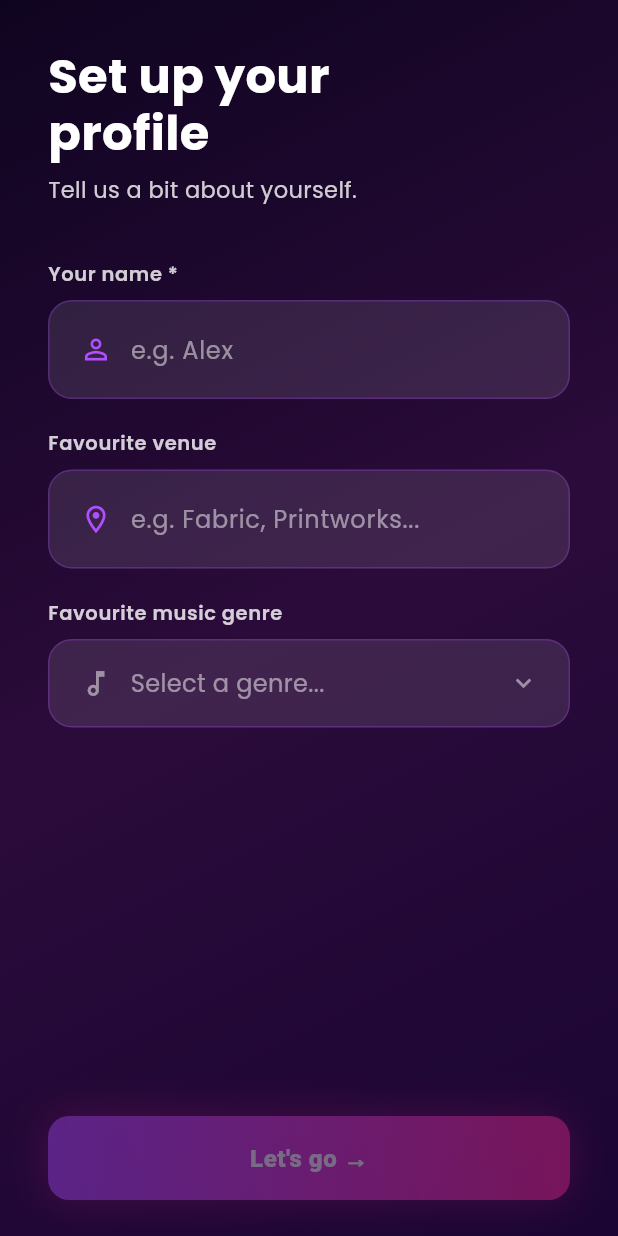
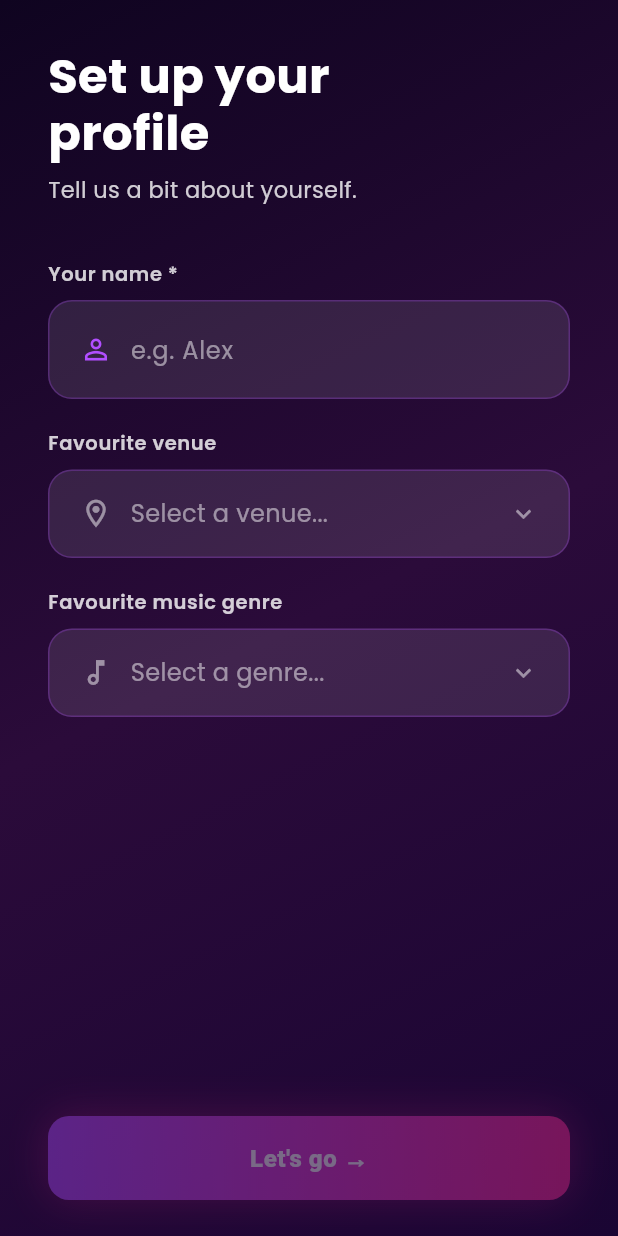
Before and after one commit to gene-c13/Orbital-2026-Gene-and-Hong-Ting, a Flutter app: the screen it shows once a user with an empty profile is signed in, on a phone screen of 412 x 824 dp. Run offline on Flutter 3.47's test engine with Material 3 defaults, Android fonts, the phone set to English and light mode, and no system bars; our stand-ins replace cached_network_image, cloud_firestore, firebase_auth, firebase_core, firebase_storage, google_fonts and 2 more; accounts and stored records are empty.

Commit message:
add venue_picker widget + getDistinctVenues() in event_service, wire into create post, sign up, and edit profile screens

```diff
--- a/lib/screens/auth/username_setup_screen.dart
+++ b/lib/screens/auth/username_setup_screen.dart
@@ -1,9 +1,11 @@
 import 'package:flutter/material.dart';
 import 'package:after_hours/theme/app_theme.dart';
 import 'package:after_hours/services/auth_service.dart';
+import 'package:after_hours/services/event_service.dart';
 import 'package:after_hours/screens/events/events_screen.dart';
 import 'package:after_hours/widgets/app_text_field.dart';
 import 'package:after_hours/widgets/genre_picker.dart';
+import 'package:after_hours/widgets/venue_picker.dart';
 import 'package:after_hours/widgets/primary_button.dart';
 
 class UsernameSetupScreen extends StatefulWidget {
@@ -14,22 +16,33 @@ class UsernameSetupScreen extends StatefulWidget {
 }
 
 class _UsernameSetupScreenState extends State<UsernameSetupScreen> {
-  final _nameController  = TextEditingController();
-  final _venueController = TextEditingController();
+  final _nameController = TextEditingController();
 
+  List<String> _venues = [];
+  String? _selectedVenue;
   String? _selectedGenre;
   bool    _submitting = false;
 
   @override
+  void initState() {
+    super.initState();
+    _loadVenues();
+  }
+
+  Future<void> _loadVenues() async {
+    final venues = await EventService().getDistinctVenues();
+    if (mounted) setState(() => _venues = venues);
+  }
+
+  @override
   void dispose() {
     _nameController.dispose();
-    _venueController.dispose();
     super.dispose();
   }
 
   Future<void> _save() async {
     final name  = _nameController.text.trim();
-    final venue = _venueController.text.trim();
+    final venue = _selectedVenue ?? '';
 
     if (name.isEmpty)    { _snack('Please enter your name.'); return; }
     if (name.length < 2) { _snack('Name must be at least 2 characters.'); return; }
@@ -65,6 +78,12 @@ class _UsernameSetupScreenState extends State<UsernameSetupScreen> {
   void _showGenrePicker() {
     showGenrePicker(context, _selectedGenre, (genre) {
       setState(() => _selectedGenre = genre);
+    });
+  }
+
+  void _showVenuePicker() {
+    showVenuePicker(context, _selectedVenue, _venues, (venue) {
+      setState(() => _selectedVenue = venue);
     });
   }
 
@@ -113,12 +132,41 @@ class _UsernameSetupScreenState extends State<UsernameSetupScreen> {
 
                 _fieldLabel('Favourite venue'),
                 const SizedBox(height: 8),
-                AppTextField(
-                  controller: _venueController,
-                  hint: 'e.g. Fabric, Printworks...',
-                  icon: Icons.location_on_outlined,
-                  action: TextInputAction.done,
-                  onSubmitted: (_) => _save(),
+                GestureDetector(
+                  onTap: _showVenuePicker,
+                  child: Container(
+                    width: double.infinity,
+                    padding: const EdgeInsets.symmetric(horizontal: 20, vertical: 17),
+                    decoration: BoxDecoration(
+                      color: kSurface,
+                      borderRadius: BorderRadius.circular(16),
+                      border: Border.all(color: const Color(0x44B14EFF)),
+                    ),
+                    child: Row(
+                      children: [
+                        Icon(
+                          Icons.location_on_outlined,
+                          color: _selectedVenue != null ? kAccent : kDim,
+                          size: 22,
+                        ),
+                        const SizedBox(width: 12),
+                        Expanded(
+                          child: Text(
+                            _selectedVenue ?? 'Select a venue...',
+                            style: TextStyle(
+                              color: _selectedVenue != null ? Colors.white : kDim,
+                              fontSize: 16,
+                            ),
+                          ),
+                        ),
+                        Icon(
+                          Icons.keyboard_arrow_down,
+                          color: _selectedVenue != null ? kAccent : kDim,
+                          size: 20,
+                        ),
+                      ],
+                    ),
+                  ),
                 ),
                 const SizedBox(height: 20),
 
```
Also changed, not shown: lib/screens/profile/edit_profile_sheet.dart (+54 -9 lines), lib/screens/social/create_post_screen.dart (+49 -7 lines), lib/services/event_service.dart (+15 -0 lines), lib/widgets/venue_picker.dart (added, +59 -0 lines).
